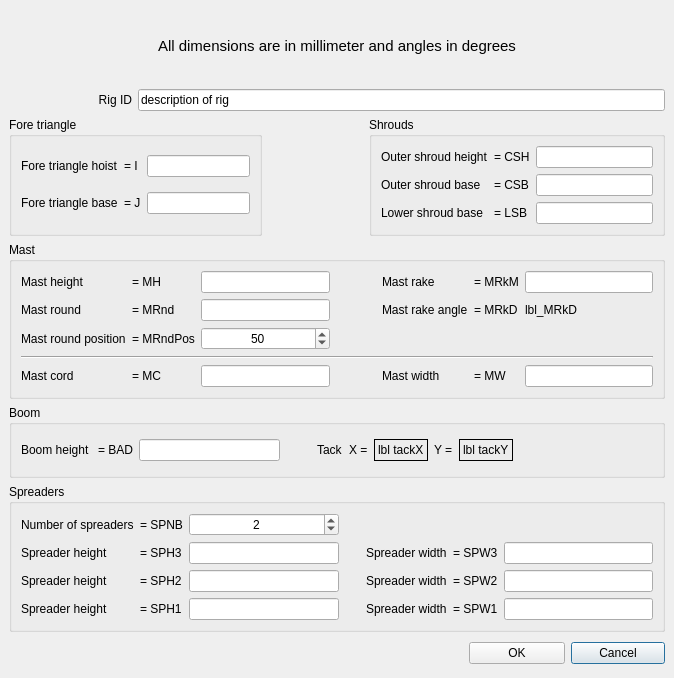
First picture: the form in src/formrigdefbase.ui, repository sailcut/sailcut, before the edit.
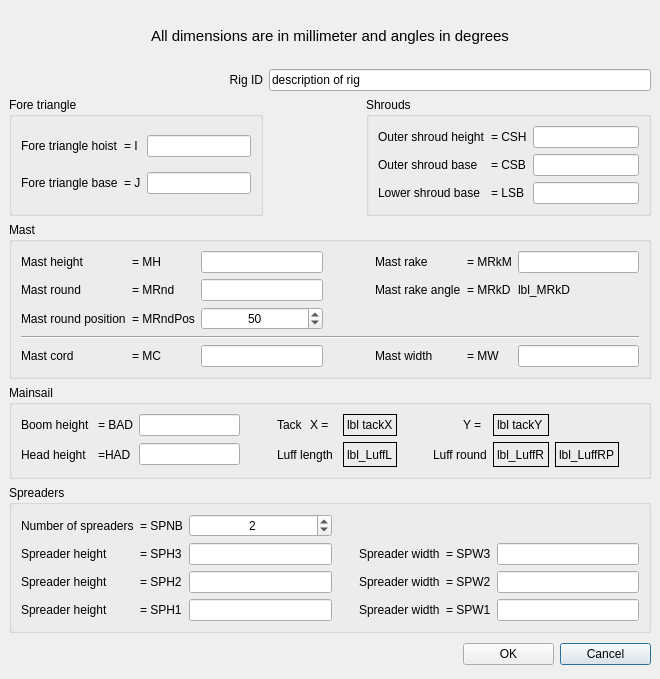
Second picture: the form after the edit.

Commit message: added mainsail height to rig

Patch:
```diff
--- a/src/formrigdefbase.ui
+++ b/src/formrigdefbase.ui
@@ -6,8 +6,8 @@
    <rect>
     <x>0</x>
     <y>0</y>
-    <width>674</width>
-    <height>678</height>
+    <width>660</width>
+    <height>679</height>
    </rect>
   </property>
   <property name="windowTitle" >
@@ -20,393 +20,7 @@
    <property name="spacing" >
     <number>6</number>
    </property>
-   <item row="4" column="0" colspan="6" >
-    <widget class="QGroupBox" name="groupBox_5" >
-     <property name="sizePolicy" >
-      <sizepolicy>
-       <hsizetype>5</hsizetype>
-       <vsizetype>5</vsizetype>
-       <horstretch>0</horstretch>
-       <verstretch>0</verstretch>
-      </sizepolicy>
-     </property>
-     <property name="minimumSize" >
-      <size>
-       <width>0</width>
-       <height>60</height>
-      </size>
-     </property>
-     <property name="title" >
-      <string>Boom</string>
-     </property>
-     <layout class="QGridLayout" >
-      <property name="margin" >
-       <number>9</number>
-      </property>
-      <property name="spacing" >
-       <number>6</number>
-      </property>
-      <item row="0" column="9" >
-       <spacer>
-        <property name="orientation" >
-         <enum>Qt::Horizontal</enum>
-        </property>
-        <property name="sizeHint" >
-         <size>
-          <width>40</width>
-          <height>20</height>
-         </size>
-        </property>
-       </spacer>
-      </item>
-      <item row="0" column="8" >
-       <widget class="QLabel" name="lbl_tackY" >
-        <property name="frameShape" >
-         <enum>QFrame::Box</enum>
-        </property>
-        <property name="text" >
-         <string>lbl tackY</string>
-        </property>
-       </widget>
-      </item>
-      <item row="0" column="7" >
-       <widget class="QLabel" name="lbl_Y" >
-        <property name="text" >
-         <string>Y =</string>
-        </property>
-       </widget>
-      </item>
-      <item row="0" column="6" >
-       <widget class="QLabel" name="lbl_tackX" >
-        <property name="frameShape" >
-         <enum>QFrame::Box</enum>
-        </property>
-        <property name="text" >
-         <string>lbl tackX</string>
-        </property>
-       </widget>
-      </item>
-      <item row="0" column="5" >
-       <widget class="QLabel" name="lbl_X" >
-        <property name="text" >
-         <string>X =</string>
-        </property>
-       </widget>
-      </item>
-      <item row="0" column="4" >
-       <widget class="QLabel" name="lbl_Mtack" >
-        <property name="text" >
-         <string>Tack</string>
-        </property>
-       </widget>
-      </item>
-      <item row="0" column="3" >
-       <spacer>
-        <property name="orientation" >
-         <enum>Qt::Horizontal</enum>
-        </property>
-        <property name="sizeType" >
-         <enum>QSizePolicy::Minimum</enum>
-        </property>
-        <property name="sizeHint" >
-         <size>
-          <width>31</width>
-          <height>20</height>
-         </size>
-        </property>
-       </spacer>
-      </item>
-      <item row="0" column="2" >
-       <widget class="QLineEdit" name="txt_BAD" >
-        <property name="minimumSize" >
-         <size>
-          <width>70</width>
-          <height>0</height>
-         </size>
-        </property>
-       </widget>
-      </item>
-      <item row="0" column="0" >
-       <widget class="QLabel" name="lbl_BAD" >
-        <property name="text" >
-         <string>Boom height </string>
-        </property>
-       </widget>
-      </item>
-      <item row="0" column="1" >
-       <widget class="QLabel" name="lblBAD" >
-        <property name="text" >
-         <string>= BAD</string>
-        </property>
-       </widget>
-      </item>
-     </layout>
-    </widget>
-   </item>
-   <item row="6" column="0" colspan="4" >
-    <spacer>
-     <property name="orientation" >
-      <enum>Qt::Horizontal</enum>
-     </property>
-     <property name="sizeHint" >
-      <size>
-       <width>131</width>
-       <height>31</height>
-      </size>
-     </property>
-    </spacer>
-   </item>
-   <item row="2" column="2" >
-    <spacer>
-     <property name="orientation" >
-      <enum>Qt::Horizontal</enum>
-     </property>
-     <property name="sizeType" >
-      <enum>QSizePolicy::Minimum</enum>
-     </property>
-     <property name="sizeHint" >
-      <size>
-       <width>21</width>
-       <height>20</height>
-      </size>
-     </property>
-    </spacer>
-   </item>
-   <item row="3" column="0" colspan="6" >
-    <widget class="QGroupBox" name="groupBox_2" >
-     <property name="title" >
-      <string>Mast</string>
-     </property>
-     <layout class="QGridLayout" >
-      <property name="margin" >
-       <number>9</number>
-      </property>
-      <property name="spacing" >
-       <number>6</number>
-      </property>
-      <item row="4" column="4" >
-       <widget class="QLabel" name="lbl_MastWidth" >
-        <property name="text" >
-         <string>Mast width</string>
-        </property>
-       </widget>
-      </item>
-      <item row="4" column="5" >
-       <widget class="QLabel" name="lbl_MW" >
-        <property name="text" >
-         <string>= MW</string>
-        </property>
-       </widget>
-      </item>
-      <item row="4" column="6" >
-       <widget class="QLineEdit" name="txt_MW" >
-        <property name="minimumSize" >
-         <size>
-          <width>70</width>
-          <height>0</height>
-         </size>
-        </property>
-        <property name="alignment" >
-         <set>Qt::AlignHCenter</set>
-        </property>
-       </widget>
-      </item>
-      <item row="4" column="2" >
-       <widget class="QLineEdit" name="txt_MC" >
-        <property name="minimumSize" >
-         <size>
-          <width>70</width>
-          <height>0</height>
-         </size>
-        </property>
-        <property name="alignment" >
-         <set>Qt::AlignHCenter</set>
-        </property>
-       </widget>
-      </item>
-      <item row="4" column="1" >
-       <widget class="QLabel" name="lbl_MC" >
-        <property name="text" >
-         <string>= MC</string>
-        </property>
-       </widget>
-      </item>
-      <item row="4" column="0" >
-       <widget class="QLabel" name="lbl_MastCord" >
-        <property name="text" >
-         <string>Mast cord</string>
-        </property>
-       </widget>
-      </item>
-      <item row="1" column="6" >
-       <widget class="QLabel" name="lbl_MRkD" >
-        <property name="text" >
-         <string>lbl_MRkD</string>
-        </property>
-       </widget>
-      </item>
-      <item row="1" column="5" >
-       <widget class="QLabel" name="lbl_MRkDeg" >
-        <property name="text" >
-         <string>= MRkD</string>
-        </property>
-       </widget>
-      </item>
-      <item row="1" column="4" >
-       <widget class="QLabel" name="lbl_MastRakeAngle" >
-        <property name="text" >
-         <string>Mast rake angle</string>
-        </property>
-       </widget>
-      </item>
-      <item row="0" column="2" >
-       <widget class="QLineEdit" name="txt_MH" >
-        <property name="sizePolicy" >
-         <sizepolicy>
-          <hsizetype>3</hsizetype>
-          <vsizetype>0</vsizetype>
-          <horstretch>0</horstretch>
-          <verstretch>0</verstretch>
-         </sizepolicy>
-        </property>
-        <property name="minimumSize" >
-         <size>
-          <width>70</width>
-          <height>0</height>
-         </size>
-        </property>
-        <property name="alignment" >
-         <set>Qt::AlignHCenter</set>
-        </property>
-       </widget>
-      </item>
-      <item row="1" column="2" >
-       <widget class="QLineEdit" name="txt_MRnd" >
-        <property name="alignment" >
-         <set>Qt::AlignHCenter</set>
-        </property>
-       </widget>
-      </item>
-      <item row="0" column="3" >
-       <spacer>
-        <property name="orientation" >
-         <enum>Qt::Horizontal</enum>
-        </property>
-        <property name="sizeType" >
-         <enum>QSizePolicy::Minimum</enum>
-        </property>
-        <property name="sizeHint" >
-         <size>
-          <width>40</width>
-          <height>20</height>
-         </size>
-        </property>
-       </spacer>
-      </item>
-      <item row="0" column="4" >
-       <widget class="QLabel" name="lbl_MastRake" >
-        <property name="text" >
-         <string>Mast rake</string>
-        </property>
-       </widget>
-      </item>
-      <item row="0" column="5" >
-       <widget class="QLabel" name="lbl_MRkM" >
-        <property name="text" >
-         <string>= MRkM</string>
-        </property>
-       </widget>
-      </item>
-      <item row="0" column="6" >
-       <widget class="QLineEdit" name="txt_MRkM" >
-        <property name="sizePolicy" >
-         <sizepolicy>
-          <hsizetype>3</hsizetype>
-          <vsizetype>0</vsizetype>
-          <horstretch>0</horstretch>
-          <verstretch>0</verstretch>
-         </sizepolicy>
-        </property>
-        <property name="minimumSize" >
-         <size>
-          <width>70</width>
-          <height>0</height>
-         </size>
-        </property>
-        <property name="alignment" >
-         <set>Qt::AlignHCenter</set>
-        </property>
-       </widget>
-      </item>
-      <item row="0" column="0" >
-       <widget class="QLabel" name="lbl_MastHeight" >
-        <property name="text" >
-         <string>Mast height</string>
-        </property>
-       </widget>
-      </item>
-      <item row="0" column="1" >
-       <widget class="QLabel" name="lbl_MH" >
-        <property name="text" >
-         <string>= MH</string>
-        </property>
-       </widget>
-      </item>
-      <item row="1" column="1" >
-       <widget class="QLabel" name="lbl_MRnd" >
-        <property name="text" >
-         <string>= MRnd</string>
-        </property>
-       </widget>
-      </item>
-      <item row="1" column="0" >
-       <widget class="QLabel" name="lbl_MastRound" >
-        <property name="text" >
-         <string>Mast round</string>
-        </property>
-       </widget>
-      </item>
-      <item row="2" column="1" >
-       <widget class="QLabel" name="lbl_MRndPos" >
-        <property name="text" >
-         <string>= MRndPos</string>
-        </property>
-       </widget>
-      </item>
-      <item row="2" column="0" >
-       <widget class="QLabel" name="lbl_MastRoundPos" >
-        <property name="text" >
-         <string>Mast round position</string>
-        </property>
-       </widget>
-      </item>
-      <item row="3" column="0" colspan="7" >
-       <widget class="Line" name="line" >
-        <property name="orientation" >
-         <enum>Qt::Horizontal</enum>
-        </property>
-       </widget>
-      </item>
-      <item row="2" column="2" >
-       <widget class="QSpinBox" name="spinBox_MRndPos" >
-        <property name="alignment" >
-         <set>Qt::AlignHCenter</set>
-        </property>
-        <property name="maximum" >
-         <number>80</number>
-        </property>
-        <property name="minimum" >
-         <number>20</number>
-        </property>
-        <property name="value" >
-         <number>50</number>
-        </property>
-       </widget>
-      </item>
-     </layout>
-    </widget>
-   </item>
-   <item row="2" column="3" colspan="3" >
+   <item row="2" column="2" colspan="3" >
     <widget class="QGroupBox" name="groupBox_3" >
      <property name="title" >
       <string>Shrouds</string>
@@ -510,128 +124,19 @@
      </layout>
     </widget>
    </item>
-   <item row="2" column="0" colspan="2" >
-    <widget class="QGroupBox" name="groupBox" >
-     <property name="title" >
-      <string>Fore triangle</string>
-     </property>
-     <layout class="QGridLayout" >
-      <property name="margin" >
-       <number>9</number>
-      </property>
-      <property name="spacing" >
-       <number>6</number>
-      </property>
-      <item row="1" column="0" >
-       <widget class="QLabel" name="lbl_foreJ" >
-        <property name="text" >
-         <string>Fore triangle base</string>
-        </property>
-       </widget>
-      </item>
-      <item row="0" column="0" >
-       <widget class="QLabel" name="lbl_foreI" >
-        <property name="text" >
-         <string>Fore triangle hoist</string>
-        </property>
-       </widget>
-      </item>
-      <item row="1" column="1" >
-       <widget class="QLabel" name="lbl_J" >
-        <property name="text" >
-         <string>= J</string>
-        </property>
-       </widget>
-      </item>
-      <item row="0" column="1" >
-       <widget class="QLabel" name="lbl_I" >
-        <property name="text" >
-         <string>= I</string>
-        </property>
-       </widget>
-      </item>
-      <item row="1" column="2" >
-       <widget class="QLineEdit" name="txt_foreJ" >
-        <property name="sizePolicy" >
-         <sizepolicy>
-          <hsizetype>1</hsizetype>
-          <vsizetype>0</vsizetype>
-          <horstretch>0</horstretch>
-          <verstretch>0</verstretch>
-         </sizepolicy>
-        </property>
-        <property name="minimumSize" >
-         <size>
-          <width>70</width>
-          <height>0</height>
-         </size>
-        </property>
-        <property name="alignment" >
-         <set>Qt::AlignHCenter</set>
-        </property>
-       </widget>
-      </item>
-      <item row="0" column="2" >
-       <widget class="QLineEdit" name="txt_foreI" >
-        <property name="sizePolicy" >
-         <sizepolicy>
-          <hsizetype>1</hsizetype>
-          <vsizetype>0</vsizetype>
-          <horstretch>0</horstretch>
-          <verstretch>0</verstretch>
-         </sizepolicy>
-        </property>
-        <property name="minimumSize" >
-         <size>
-          <width>70</width>
-          <height>0</height>
-         </size>
-        </property>
-        <property name="alignment" >
-         <set>Qt::AlignHCenter</set>
-        </property>
-       </widget>
-      </item>
-     </layout>
-    </widget>
-   </item>
-   <item row="6" column="5" >
-    <widget class="QPushButton" name="btnCancel" >
-     <property name="text" >
-      <string>Cancel</string>
-     </property>
-    </widget>
-   </item>
-   <item row="6" column="4" >
-    <widget class="QPushButton" name="btnOK" >
-     <property name="text" >
-      <string>OK</string>
-     </property>
-    </widget>
-   </item>
-   <item row="1" column="0" >
-    <widget class="QLabel" name="lbl_RigID" >
-     <property name="text" >
-      <string>Rig ID</string>
-     </property>
-     <property name="alignment" >
-      <set>Qt::AlignRight|Qt::AlignTrailing|Qt::AlignVCenter</set>
-     </property>
-    </widget>
-   </item>
-   <item row="1" column="1" colspan="5" >
+   <item row="1" column="1" colspan="4" >
     <widget class="QLineEdit" name="txt_RigID" >
      <property name="text" >
       <string>description of rig</string>
      </property>
     </widget>
    </item>
-   <item row="0" column="0" colspan="6" >
+   <item row="0" column="0" colspan="5" >
     <widget class="QLabel" name="lbl_TopFrame" >
      <property name="sizePolicy" >
       <sizepolicy>
        <hsizetype>5</hsizetype>
-       <vsizetype>5</vsizetype>
+       <vsizetype>1</vsizetype>
        <horstretch>0</horstretch>
        <verstretch>0</verstretch>
       </sizepolicy>
@@ -655,7 +160,34 @@
      </property>
     </widget>
    </item>
-   <item row="5" column="0" colspan="6" >
+   <item row="6" column="4" >
+    <widget class="QPushButton" name="btnCancel" >
+     <property name="text" >
+      <string>Cancel</string>
+     </property>
+    </widget>
+   </item>
+   <item row="6" column="3" >
+    <widget class="QPushButton" name="btnOK" >
+     <property name="text" >
+      <string>OK</string>
+     </property>
+    </widget>
+   </item>
+   <item row="6" column="0" colspan="3" >
+    <spacer>
+     <property name="orientation" >
+      <enum>Qt::Horizontal</enum>
+     </property>
+     <property name="sizeHint" >
+      <size>
+       <width>371</width>
+       <height>31</height>
+      </size>
+     </property>
+    </spacer>
+   </item>
+   <item row="5" column="0" colspan="5" >
     <widget class="QGroupBox" name="groupBox_4" >
      <property name="title" >
       <string>Spreaders</string>
@@ -857,6 +389,574 @@
      </layout>
     </widget>
    </item>
+   <item row="4" column="0" colspan="5" >
+    <widget class="QGroupBox" name="groupBox_5" >
+     <property name="sizePolicy" >
+      <sizepolicy>
+       <hsizetype>5</hsizetype>
+       <vsizetype>5</vsizetype>
+       <horstretch>0</horstretch>
+       <verstretch>0</verstretch>
+      </sizepolicy>
+     </property>
+     <property name="minimumSize" >
+      <size>
+       <width>0</width>
+       <height>60</height>
+      </size>
+     </property>
+     <property name="title" >
+      <string>Mainsail</string>
+     </property>
+     <layout class="QGridLayout" >
+      <property name="margin" >
+       <number>9</number>
+      </property>
+      <property name="spacing" >
+       <number>6</number>
+      </property>
+      <item row="1" column="11" >
+       <widget class="QLabel" name="lbl_LuffRP" >
+        <property name="frameShape" >
+         <enum>QFrame::Box</enum>
+        </property>
+        <property name="text" >
+         <string>lbl_LuffRP</string>
+        </property>
+       </widget>
+      </item>
+      <item row="1" column="10" >
+       <widget class="QLabel" name="lbl_LuffR" >
+        <property name="frameShape" >
+         <enum>QFrame::Box</enum>
+        </property>
+        <property name="text" >
+         <string>lbl_LuffR</string>
+        </property>
+       </widget>
+      </item>
+      <item row="1" column="12" >
+       <spacer>
+        <property name="orientation" >
+         <enum>Qt::Horizontal</enum>
+        </property>
+        <property name="sizeHint" >
+         <size>
+          <width>20</width>
+          <height>25</height>
+         </size>
+        </property>
+       </spacer>
+      </item>
+      <item row="0" column="11" colspan="2" >
+       <spacer>
+        <property name="orientation" >
+         <enum>Qt::Horizontal</enum>
+        </property>
+        <property name="sizeHint" >
+         <size>
+          <width>91</width>
+          <height>20</height>
+         </size>
+        </property>
+       </spacer>
+      </item>
+      <item row="0" column="10" >
+       <widget class="QLabel" name="lbl_tackY" >
+        <property name="frameShape" >
+         <enum>QFrame::Box</enum>
+        </property>
+        <property name="text" >
+         <string>lbl tackY</string>
+        </property>
+       </widget>
+      </item>
+      <item row="0" column="9" >
+       <widget class="QLabel" name="lbl_Y" >
+        <property name="text" >
+         <string>Y =</string>
+        </property>
+       </widget>
+      </item>
+      <item row="1" column="8" colspan="2" >
+       <widget class="QLabel" name="lbl_Luff_Round" >
+        <property name="text" >
+         <string>Luff round</string>
+        </property>
+       </widget>
+      </item>
+      <item row="1" column="7" >
+       <spacer>
+        <property name="orientation" >
+         <enum>Qt::Horizontal</enum>
+        </property>
+        <property name="sizeHint" >
+         <size>
+          <width>31</width>
+          <height>20</height>
+         </size>
+        </property>
+       </spacer>
+      </item>
+      <item row="0" column="7" colspan="2" >
+       <spacer>
+        <property name="orientation" >
+         <enum>Qt::Horizontal</enum>
+        </property>
+        <property name="sizeHint" >
+         <size>
+          <width>31</width>
+          <height>20</height>
+         </size>
+        </property>
+       </spacer>
+      </item>
+      <item row="0" column="6" >
+       <widget class="QLabel" name="lbl_tackX" >
+        <property name="frameShape" >
+         <enum>QFrame::Box</enum>
+        </property>
+        <property name="text" >
+         <string>lbl tackX</string>
+        </property>
+       </widget>
+      </item>
+      <item row="1" column="6" >
+       <widget class="QLabel" name="lbl_LuffL" >
+        <property name="frameShape" >
+         <enum>QFrame::Box</enum>
+        </property>
+        <property name="text" >
+         <string>lbl_LuffL</string>
+        </property>
+       </widget>
+      </item>
+      <item row="1" column="4" colspan="2" >
+       <widget class="QLabel" name="lbl_Luff" >
+        <property name="text" >
+         <string>Luff length </string>
+        </property>
+       </widget>
+      </item>
+      <item row="0" column="4" >
+       <widget class="QLabel" name="lbl_Mtack" >
+        <property name="text" >
+         <string>Tack</string>
+        </property>
+       </widget>
+      </item>
+      <item row="0" column="3" >
+       <spacer>
+        <property name="orientation" >
+         <enum>Qt::Horizontal</enum>
+        </property>
+        <property name="sizeType" >
+         <enum>QSizePolicy::Minimum</enum>
+        </property>
+        <property name="sizeHint" >
+         <size>
+          <width>31</width>
+          <height>20</height>
+         </size>
+        </property>
+       </spacer>
+      </item>
+      <item row="1" column="2" >
+       <widget class="QLineEdit" name="txt_HAD" />
+      </item>
+      <item row="0" column="2" >
+       <widget class="QLineEdit" name="txt_BAD" >
+        <property name="minimumSize" >
+         <size>
+          <width>70</width>
+          <height>0</height>
+         </size>
+        </property>
+       </widget>
+      </item>
+      <item row="0" column="5" >
+       <widget class="QLabel" name="lbl_X" >
+        <property name="text" >
+         <string>X =</string>
+        </property>
+       </widget>
+      </item>
+      <item row="0" column="1" >
+       <widget class="QLabel" name="lblBAD" >
+        <property name="text" >
+         <string>= BAD</string>
+        </property>
+       </widget>
+      </item>
+      <item row="0" column="0" >
+       <widget class="QLabel" name="lbl_BAD" >
+        <property name="text" >
+         <string>Boom height </string>
+        </property>
+       </widget>
+      </item>
+      <item row="1" column="0" >
+       <widget class="QLabel" name="lbl_HAD" >
+        <property name="text" >
+         <string>Head height</string>
+        </property>
+       </widget>
+      </item>
+      <item row="1" column="1" >
+       <widget class="QLabel" name="lblHAD" >
+        <property name="text" >
+         <string>=HAD</string>
+        </property>
+       </widget>
+      </item>
+     </layout>
+    </widget>
+   </item>
+   <item row="1" column="0" >
+    <widget class="QLabel" name="lbl_RigID" >
+     <property name="text" >
+      <string>Rig ID</string>
+     </property>
+     <property name="alignment" >
+      <set>Qt::AlignRight|Qt::AlignTrailing|Qt::AlignVCenter</set>
+     </property>
+    </widget>
+   </item>
+   <item row="2" column="1" >
+    <spacer>
+     <property name="orientation" >
+      <enum>Qt::Horizontal</enum>
+     </property>
+     <property name="sizeType" >
+      <enum>QSizePolicy::Minimum</enum>
+     </property>
+     <property name="sizeHint" >
+      <size>
+       <width>41</width>
+       <height>20</height>
+      </size>
+     </property>
+    </spacer>
+   </item>
+   <item row="2" column="0" >
+    <widget class="QGroupBox" name="groupBox" >
+     <property name="title" >
+      <string>Fore triangle</string>
+     </property>
+     <layout class="QGridLayout" >
+      <property name="margin" >
+       <number>9</number>
+      </property>
+      <property name="spacing" >
+       <number>6</number>
+      </property>
+      <item row="1" column="0" >
+       <widget class="QLabel" name="lbl_foreJ" >
+        <property name="text" >
+         <string>Fore triangle base</string>
+        </property>
+       </widget>
+      </item>
+      <item row="0" column="0" >
+       <widget class="QLabel" name="lbl_foreI" >
+        <property name="text" >
+         <string>Fore triangle hoist</string>
+        </property>
+       </widget>
+      </item>
+      <item row="1" column="1" >
+       <widget class="QLabel" name="lbl_J" >
+        <property name="text" >
+         <string>= J</string>
+        </property>
+       </widget>
+      </item>
+      <item row="0" column="1" >
+       <widget class="QLabel" name="lbl_I" >
+        <property name="text" >
+         <string>= I</string>
+        </property>
+       </widget>
+      </item>
+      <item row="1" column="2" >
+       <widget class="QLineEdit" name="txt_foreJ" >
+        <property name="sizePolicy" >
+         <sizepolicy>
+          <hsizetype>1</hsizetype>
+          <vsizetype>0</vsizetype>
+          <horstretch>0</horstretch>
+          <verstretch>0</verstretch>
+         </sizepolicy>
+        </property>
+        <property name="minimumSize" >
+         <size>
+          <width>70</width>
+          <height>0</height>
+         </size>
+        </property>
+        <property name="alignment" >
+         <set>Qt::AlignHCenter</set>
+        </property>
+       </widget>
+      </item>
+      <item row="0" column="2" >
+       <widget class="QLineEdit" name="txt_foreI" >
+        <property name="sizePolicy" >
+         <sizepolicy>
+          <hsizetype>1</hsizetype>
+          <vsizetype>0</vsizetype>
+          <horstretch>0</horstretch>
+          <verstretch>0</verstretch>
+         </sizepolicy>
+        </property>
+        <property name="minimumSize" >
+         <size>
+          <width>70</width>
+          <height>0</height>
+         </size>
+        </property>
+        <property name="alignment" >
+         <set>Qt::AlignHCenter</set>
+        </property>
+       </widget>
+      </item>
+     </layout>
+    </widget>
+   </item>
+   <item row="3" column="0" colspan="5" >
+    <widget class="QGroupBox" name="groupBox_2" >
+     <property name="title" >
+      <string>Mast</string>
+     </property>
+     <layout class="QGridLayout" >
+      <property name="margin" >
+       <number>9</number>
+      </property>
+      <property name="spacing" >
+       <number>6</number>
+      </property>
+      <item row="4" column="4" >
+       <widget class="QLabel" name="lbl_MastWidth" >
+        <property name="text" >
+         <string>Mast width</string>
+        </property>
+       </widget>
+      </item>
+      <item row="4" column="5" >
+       <widget class="QLabel" name="lbl_MW" >
+        <property name="text" >
+         <string>= MW</string>
+        </property>
+       </widget>
+      </item>
+      <item row="4" column="6" >
+       <widget class="QLineEdit" name="txt_MW" >
+        <property name="minimumSize" >
+         <size>
+          <width>70</width>
+          <height>0</height>
+         </size>
+        </property>
+        <property name="alignment" >
+         <set>Qt::AlignHCenter</set>
+        </property>
+       </widget>
+      </item>
+      <item row="4" column="2" >
+       <widget class="QLineEdit" name="txt_MC" >
+        <property name="minimumSize" >
+         <size>
+          <width>70</width>
+          <height>0</height>
+         </size>
+        </property>
+        <property name="alignment" >
+         <set>Qt::AlignHCenter</set>
+        </property>
+       </widget>
+      </item>
+      <item row="4" column="1" >
+       <widget class="QLabel" name="lbl_MC" >
+        <property name="text" >
+         <string>= MC</string>
+        </property>
+       </widget>
+      </item>
+      <item row="4" column="0" >
+       <widget class="QLabel" name="lbl_MastCord" >
+        <property name="text" >
+         <string>Mast cord</string>
+        </property>
+       </widget>
+      </item>
+      <item row="1" column="6" >
+       <widget class="QLabel" name="lbl_MRkD" >
+        <property name="text" >
+         <string>lbl_MRkD</string>
+        </property>
+       </widget>
+      </item>
+      <item row="1" column="5" >
+       <widget class="QLabel" name="lbl_MRkDeg" >
+        <property name="text" >
+         <string>= MRkD</string>
+        </property>
+       </widget>
+      </item>
+      <item row="1" column="4" >
+       <widget class="QLabel" name="lbl_MastRakeAngle" >
+        <property name="text" >
+         <string>Mast rake angle</string>
+        </property>
+       </widget>
+      </item>
+      <item row="0" column="2" >
+       <widget class="QLineEdit" name="txt_MH" >
+        <property name="sizePolicy" >
+         <sizepolicy>
+          <hsizetype>3</hsizetype>
+          <vsizetype>0</vsizetype>
+          <horstretch>0</horstretch>
+          <verstretch>0</verstretch>
+         </sizepolicy>
+        </property>
+        <property name="minimumSize" >
+         <size>
+          <width>70</width>
+          <height>0</height>
+         </size>
+        </property>
+        <property name="alignment" >
+         <set>Qt::AlignHCenter</set>
+        </property>
+       </widget>
+      </item>
+      <item row="1" column="2" >
+       <widget class="QLineEdit" name="txt_MRnd" >
+        <property name="alignment" >
+         <set>Qt::AlignHCenter</set>
+        </property>
+       </widget>
+      </item>
+      <item row="0" column="3" >
+       <spacer>
+        <property name="orientation" >
+         <enum>Qt::Horizontal</enum>
+        </property>
+        <property name="sizeType" >
+         <enum>QSizePolicy::Minimum</enum>
+        </property>
+        <property name="sizeHint" >
+         <size>
+          <width>40</width>
+          <height>20</height>
+         </size>
+        </property>
+       </spacer>
+      </item>
+      <item row="0" column="4" >
+       <widget class="QLabel" name="lbl_MastRake" >
+        <property name="text" >
+         <string>Mast rake</string>
+        </property>
+       </widget>
+      </item>
+      <item row="0" column="5" >
+       <widget class="QLabel" name="lbl_MRkM" >
+        <property name="text" >
+         <string>= MRkM</string>
+        </property>
+       </widget>
+      </item>
+      <item row="0" column="6" >
+       <widget class="QLineEdit" name="txt_MRkM" >
+        <property name="sizePolicy" >
+         <sizepolicy>
+          <hsizetype>3</hsizetype>
+          <vsizetype>0</vsizetype>
+          <horstretch>0</horstretch>
+          <verstretch>0</verstretch>
+         </sizepolicy>
+        </property>
+        <property name="minimumSize" >
+         <size>
+          <width>70</width>
+          <height>0</height>
+         </size>
+        </property>
+        <property name="alignment" >
+         <set>Qt::AlignHCenter</set>
+        </property>
+       </widget>
+      </item>
+      <item row="0" column="0" >
+       <widget class="QLabel" name="lbl_MastHeight" >
+        <property name="text" >
+         <string>Mast height</string>
+        </property>
+       </widget>
+      </item>
+      <item row="0" column="1" >
+       <widget class="QLabel" name="lbl_MH" >
+        <property name="text" >
+         <string>= MH</string>
+        </property>
+       </widget>
+      </item>
+      <item row="1" column="1" >
+       <widget class="QLabel" name="lbl_MRnd" >
+        <property name="text" >
+         <string>= MRnd</string>
+        </property>
+       </widget>
+      </item>
+      <item row="1" column="0" >
+       <widget class="QLabel" name="lbl_MastRound" >
+        <property name="text" >
+         <string>Mast round</string>
+        </property>
+       </widget>
+      </item>
+      <item row="2" column="1" >
+       <widget class="QLabel" name="lbl_MRndPos" >
+        <property name="text" >
+         <string>= MRndPos</string>
+        </property>
+       </widget>
+      </item>
+      <item row="2" column="0" >
+       <widget class="QLabel" name="lbl_MastRoundPos" >
+        <property name="text" >
+         <string>Mast round position</string>
+        </property>
+       </widget>
+      </item>
+      <item row="3" column="0" colspan="7" >
+       <widget class="Line" name="line" >
+        <property name="orientation" >
+         <enum>Qt::Horizontal</enum>
+        </property>
+       </widget>
+      </item>
+      <item row="2" column="2" >
+       <widget class="QSpinBox" name="spinBox_MRndPos" >
+        <property name="alignment" >
+         <set>Qt::AlignHCenter</set>
+        </property>
+        <property name="maximum" >
+         <number>80</number>
+        </property>
+        <property name="minimum" >
+         <number>20</number>
+        </property>
+        <property name="value" >
+         <number>50</number>
+        </property>
+       </widget>
+      </item>
+     </layout>
+    </widget>
+   </item>
   </layout>
  </widget>
  <layoutdefault spacing="6" margin="9" />
```
The commit also changes 4 other files.
